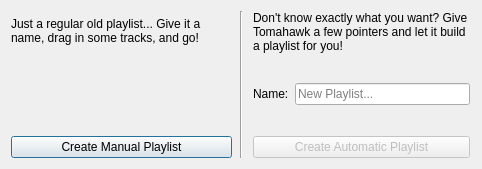
Before: the Qt Designer form src/libtomahawk/widgets/playlisttypeselectordlg.ui in tomahawk-player/tomahawk, drawn with Qt 5.
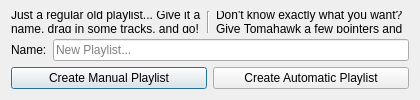
After: the same form once the commit is applied.

Commit message:
Remove New Playlist widget for now, until we refactor the playlist UIs.
Also update the new playlist type widget to take into account the changes. Make the dialog a sheet on osx.

Diff of the .ui file:
```diff
--- a/src/libtomahawk/widgets/playlisttypeselectordlg.ui
+++ b/src/libtomahawk/widgets/playlisttypeselectordlg.ui
@@ -6,8 +6,8 @@
    <rect>
     <x>0</x>
     <y>0</y>
-    <width>482</width>
-    <height>169</height>
+    <width>420</width>
+    <height>100</height>
    </rect>
   </property>
   <property name="sizePolicy">
@@ -18,8 +18,8 @@
   </property>
   <property name="minimumSize">
    <size>
-    <width>482</width>
-    <height>145</height>
+    <width>420</width>
+    <height>100</height>
    </size>
   </property>
   <property name="maximumSize">
@@ -34,21 +34,15 @@
   <property name="modal">
    <bool>false</bool>
   </property>
-  <layout class="QHBoxLayout" name="horizontalLayout_2" stretch="1,1,0">
-   <item>
     <layout class="QVBoxLayout" name="verticalLayout">
-     <property name="leftMargin">
-      <number>0</number>
-     </property>
-     <property name="rightMargin">
-      <number>2</number>
-     </property>
+   <item>
+    <layout class="QHBoxLayout" name="horizontalLayout_2">
      <item>
       <widget class="QLabel" name="label">
        <property name="minimumSize">
         <size>
-         <width>221</width>
-         <height>40</height>
+         <width>190</width>
+         <height>0</height>
         </size>
        </property>
        <property name="text">
@@ -63,28 +57,6 @@
       </widget>
      </item>
      <item>
-      <spacer name="verticalSpacer">
-       <property name="orientation">
-        <enum>Qt::Vertical</enum>
-       </property>
-       <property name="sizeHint" stdset="0">
-        <size>
-         <width>20</width>
-         <height>28</height>
-        </size>
-       </property>
-      </spacer>
-     </item>
-     <item>
-      <widget class="QPushButton" name="manualPlaylistButton">
-       <property name="text">
-        <string>Create Manual Playlist</string>
-       </property>
-      </widget>
-     </item>
-    </layout>
-   </item>
-   <item>
     <widget class="Line" name="line">
      <property name="orientation">
       <enum>Qt::Vertical</enum>
@@ -92,14 +64,6 @@
     </widget>
    </item>
    <item>
-    <layout class="QVBoxLayout" name="verticalLayout_2">
-     <property name="leftMargin">
-      <number>4</number>
-     </property>
-     <property name="rightMargin">
-      <number>1</number>
-     </property>
-     <item>
       <widget class="QLabel" name="label_2">
        <property name="sizePolicy">
         <sizepolicy hsizetype="Preferred" vsizetype="Preferred">
@@ -118,18 +82,7 @@
        </property>
       </widget>
      </item>
-     <item>
-      <spacer name="verticalSpacer_4">
-       <property name="orientation">
-        <enum>Qt::Vertical</enum>
-       </property>
-       <property name="sizeHint" stdset="0">
-        <size>
-         <width>20</width>
-         <height>40</height>
-        </size>
-       </property>
-      </spacer>
+    </layout>
      </item>
      <item>
       <layout class="QHBoxLayout" name="horizontalLayout">
@@ -153,22 +106,18 @@
       </layout>
      </item>
      <item>
-      <spacer name="verticalSpacer_3">
-       <property name="orientation">
-        <enum>Qt::Vertical</enum>
+    <layout class="QHBoxLayout" name="horizontalLayout_3">
+     <item>
+      <widget class="QPushButton" name="manualPlaylistButton">
+       <property name="text">
+        <string>Create Manual Playlist</string>
        </property>
-       <property name="sizeHint" stdset="0">
-        <size>
-         <width>20</width>
-         <height>40</height>
-        </size>
-       </property>
-      </spacer>
+      </widget>
      </item>
      <item>
       <widget class="QPushButton" name="autoPlaylistButton">
        <property name="enabled">
-        <bool>false</bool>
+        <bool>true</bool>
        </property>
        <property name="text">
         <string>Create Automatic Playlist</string>
```
Left out of the diff: 2 changed lines with no effect on the pictures. Lines whose indentation alone changed are shown as unchanged. The commit also changes 7 other files.
